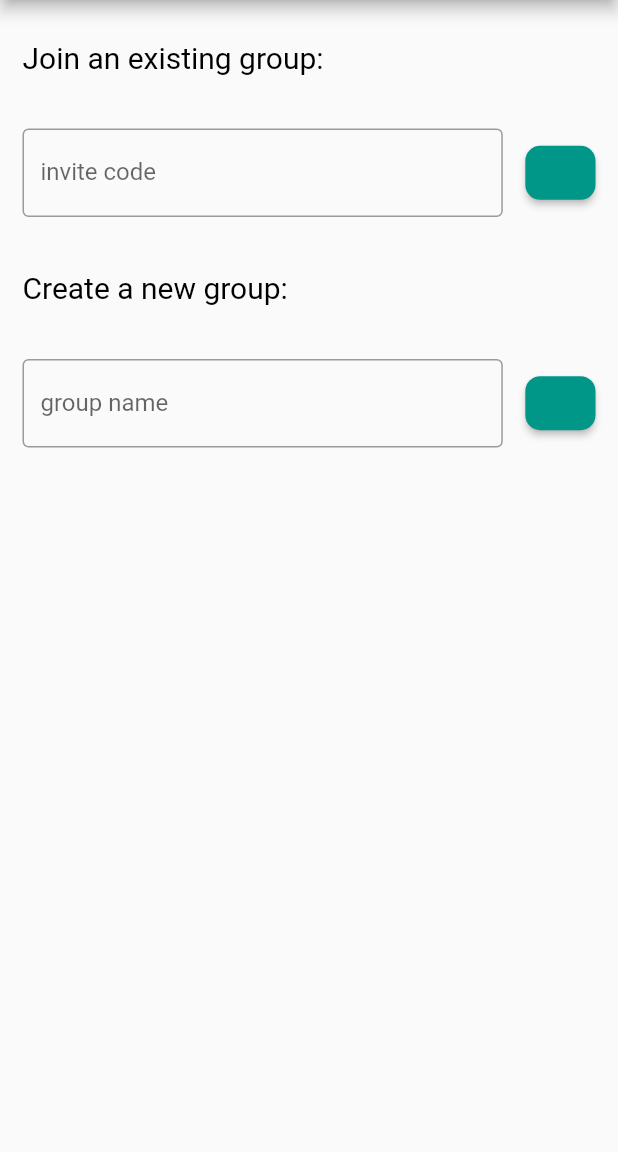
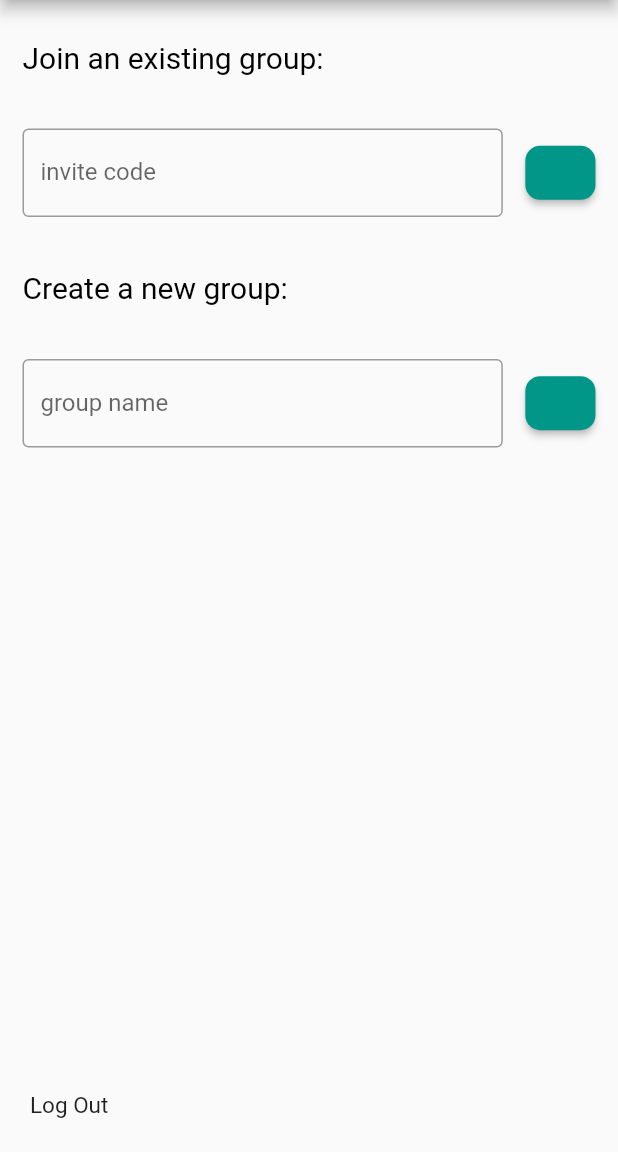
Before and after one commit to danielphung01/housemate_helper, a Flutter app: the JoinCreateGroupPage screen opened directly, on a phone screen of 412 x 824 dp, the part 84-1236 px from its top. Run offline on Flutter 3.47's test engine with Material 2 defaults, Android fonts, the phone set to English and light mode, and no system bars; our stand-ins replace firebase_auth, firebase_core, firebase_database; missing offline and left inert: dart:ffi; accounts and stored records are empty; network calls fail.

```diff
--- a/lib/join_create_group_page.dart
+++ b/lib/join_create_group_page.dart
@@ -1,5 +1,8 @@
+import 'package:firebase_auth/firebase_auth.dart';
 import 'package:flutter/material.dart';
 import 'package:housemate_helper/bottomnavbar_page.dart';
+
+import 'login_page.dart';
 
 class JoinCreateGroupPage extends StatefulWidget {
   const JoinCreateGroupPage({Key? key}) : super(key: key);
@@ -154,10 +157,37 @@ class _JoinCreateGroupPageState extends State<JoinCreateGroupPage> {
             ),
           ),
           Expanded(
-            flex: 60,
+            flex: 52,
             child: Text(
                 ''
               ),
+          ),
+          // TODO: FORMATTING
+          Expanded(
+            flex: 8,
+            child: InkWell(
+              child: Container(
+                padding: EdgeInsets.only(left: 20.0),
+                alignment: Alignment.centerLeft,
+                width: double.infinity,
+                child: const Text(
+                  "Log Out",
+                  style: TextStyle(
+                    fontSize: 15,
+                  ),
+                ),
+              ),
+              onTap: () async {
+                print("log out button pressed");
+                // Log out of account
+                await FirebaseAuth.instance.signOut();
+                Navigator.pushAndRemoveUntil(
+                  context,
+                  MaterialPageRoute(builder: (context) => LoginPage()),
+                      (Route<dynamic> route) => false,
+                );
+              },
+            ),
           ),
         ],
       ),
```
Also changed, not shown: lib/home_page.dart (+28 -11 lines), lib/login_page.dart (+15 -2 lines), lib/menus/settings_menu.dart (+29 -10 lines), lib/setting_pages/edit_group_settings_page.dart (+17 -7 lines).
